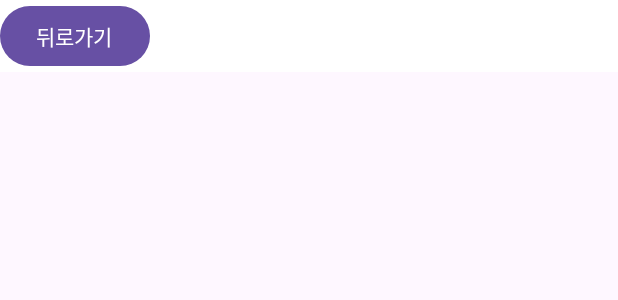
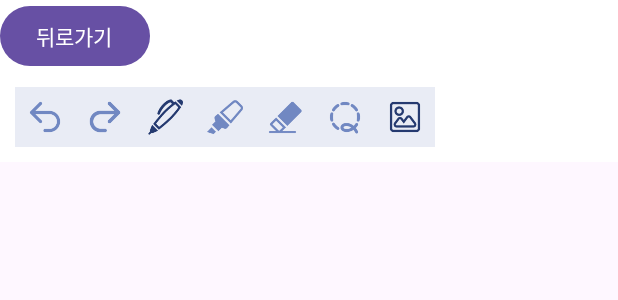
Before and after one commit to JungChnagHwi/S-Tab, an Android app built with Jetpack Compose: the @Preview function PersonalNotePreview, on a phone screen of 412 x 824 dp. Shown: the top 300 px of the screen. Run offline under Robolectric (Android 15) with nearby library versions, the light colour scheme and no system bars.

Commit message:
feat: 노트 에디터 ui 추가
Change-Id: Iac85540def16fae6f80817fce6f79dc718920ff5

```diff
--- /dev/null
+++ b/frontend/app/src/main/java/com/ssafy/stab/components/note/NoteEditers.kt
@@ -0,0 +1,96 @@
+package com.ssafy.stab.components.note
+
+import androidx.annotation.DrawableRes
+import androidx.compose.foundation.Image
+import androidx.compose.foundation.background
+import androidx.compose.foundation.layout.Row
+import androidx.compose.foundation.layout.RowScope
+import androidx.compose.foundation.layout.fillMaxSize
+import androidx.compose.foundation.layout.padding
+import androidx.compose.foundation.layout.size
+import androidx.compose.foundation.layout.width
+import androidx.compose.material3.Icon
+import androidx.compose.material3.IconButton
+import androidx.compose.runtime.Composable
+import androidx.compose.runtime.MutableState
+import androidx.compose.ui.Alignment
+import androidx.compose.ui.Modifier
+import androidx.compose.ui.draw.clip
+import androidx.compose.ui.graphics.Color
+import androidx.compose.ui.graphics.RectangleShape
+import androidx.compose.ui.layout.ContentScale
+import androidx.compose.ui.res.painterResource
+import androidx.compose.ui.unit.dp
+import com.ssafy.stab.R
+import com.ssafy.stab.ui.theme.Background
+import com.ssafy.stab.util.note.NoteController
+
+@Composable
+fun ControlsBar(
+    noteController: NoteController,
+    undoAvailable: MutableState<Boolean>,
+    redoAvailable: MutableState<Boolean>,
+    penType: MutableState<String>
+) {
+    Row(modifier = Modifier.padding(10.dp).background(Background), verticalAlignment = Alignment.CenterVertically) {
+        EditIcons(
+            if (undoAvailable.value) R.drawable.undo_abled else R.drawable.undo_disabled,
+            "undo",
+            ) {
+//                if (unDoAvailable.value) noteController.unDo()
+            }
+        EditIcons(
+            if (redoAvailable.value) R.drawable.redo_abled else R.drawable.redo_disabled,
+            "redo"
+            ) {
+//                if (reDoAvailable.value) noteController.reDo()
+            }
+        EditIcons(
+            if (penType.value == "pen") R.drawable.pen_abled else R.drawable.pen_disabled,
+            "pen"
+        ) {
+
+        }
+        EditIcons(
+            if (penType.value == "highliter") R.drawable.highliter_abled else R.drawable.highliter_disabled,
+            "highliter"
+        ) {
+
+        }
+        EditIcons(
+            if (penType.value == "eraser") R.drawable.eraser_abled else R.drawable.eraser_disabled,
+            "eraser"
+        ) {
+
+        }
+        EditIcons(
+            if (penType.value == "lasso") R.drawable.lasso_abled else R.drawable.lasso_disabled,
+            "lasso"
+        ) {
+
+        }
+        EditIcons(
+            R.drawable.image_abled,
+            "insert image"
+        ) {
+
+        }
+    }
+}
+
+@Composable
+fun RowScope.EditIcons(
+    @DrawableRes resId:  Int,
+    desc: String,
+    onClick: () -> Unit
+) {
+    val modifier = Modifier.size(40.dp)
+    IconButton(onClick = onClick, modifier = modifier) {
+        Image(
+            painterResource(id = resId),
+            contentDescription = desc,
+            modifier = Modifier.fillMaxSize().padding(8.dp),
+            contentScale = ContentScale.Fit
+            )
+    }
+}
--- a/frontend/app/src/main/java/com/ssafy/stab/screens/note/PersonalNote.kt
+++ b/frontend/app/src/main/java/com/ssafy/stab/screens/note/PersonalNote.kt
@@ -6,26 +6,42 @@ import androidx.compose.foundation.layout.Row
 import androidx.compose.material3.Button
 import androidx.compose.material3.Text
 import androidx.compose.runtime.Composable
+import androidx.compose.runtime.mutableStateOf
+import androidx.compose.runtime.remember
 import androidx.compose.ui.tooling.preview.Preview
 import androidx.navigation.NavController
 import androidx.navigation.compose.rememberNavController
+import com.ssafy.stab.components.note.ControlsBar
 import com.ssafy.stab.util.note.NoteArea
 import com.ssafy.stab.util.note.rememberNoteController
 
 @Composable
 fun PersonalNote(navController: NavController){
     val noteController = rememberNoteController()
+    val undoAvailable = remember { mutableStateOf(false) }
+    val redoAvailable = remember { mutableStateOf(false) }
+    val penType = remember { mutableStateOf("pen") }
 
-    Box {
     Column {
         Row {
             Button(onClick = { navController.popBackStack() }) {
                 Text(text = "뒤로가기")
             }
         }
+
+        ControlsBar(
+            noteController = noteController,
+            undoAvailable = undoAvailable,
+            redoAvailable = redoAvailable,
+            penType = penType
+        )
+
         NoteArea(
             noteController = noteController,
-            )
+        ) {
+            undoCount, redoCount ->
+            undoAvailable.value = undoCount != 0
+            redoAvailable.value = undoCount != 0
         }
     }
 
--- a/frontend/app/src/main/java/com/ssafy/stab/ui/theme/Color.kt
+++ b/frontend/app/src/main/java/com/ssafy/stab/ui/theme/Color.kt
@@ -9,3 +9,5 @@ val Pink80 = Color(0xFFEFB8C8)
 val Purple40 = Color(0xFF6650a4)
 val PurpleGrey40 = Color(0xFF625b71)
 val Pink40 = Color(0xFF7D5260)
+
+val Background = Color(0xFFE9ECF5)
```
Also changed, not shown: frontend/app/src/main/res/drawable/eraser_abled.png (added), frontend/app/src/main/res/drawable/eraser_disabled.png (added), frontend/app/src/main/res/drawable/highliter_abled.png (added), frontend/app/src/main/res/drawable/highliter_disabled.png (added), frontend/app/src/main/res/drawable/image_abled.png (added), frontend/app/src/main/res/drawable/lasso_abled.png (added), frontend/app/src/main/res/drawable/lasso_disabled.png (added), frontend/app/src/main/res/drawable/pen_abled.png (added), frontend/app/src/main/res/drawable/pen_disabled.png (added), frontend/app/src/main/res/drawable/redo_abled.png (added), frontend/app/src/main/res/drawable/redo_disabled.png (added), frontend/app/src/main/res/drawable/shape_abled.png (added), frontend/app/src/main/res/drawable/shape_disabled.png (added), frontend/app/src/main/res/drawable/undo_abled.png (added), 1 more files. Lines whose indentation alone changed are shown as unchanged.
